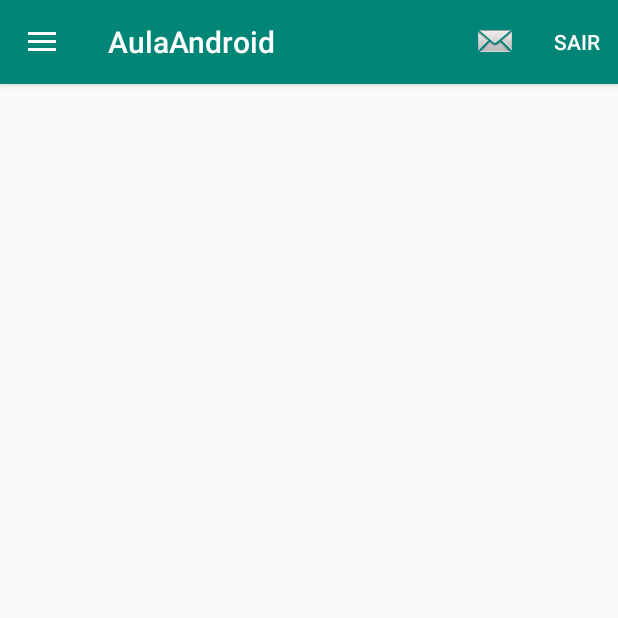
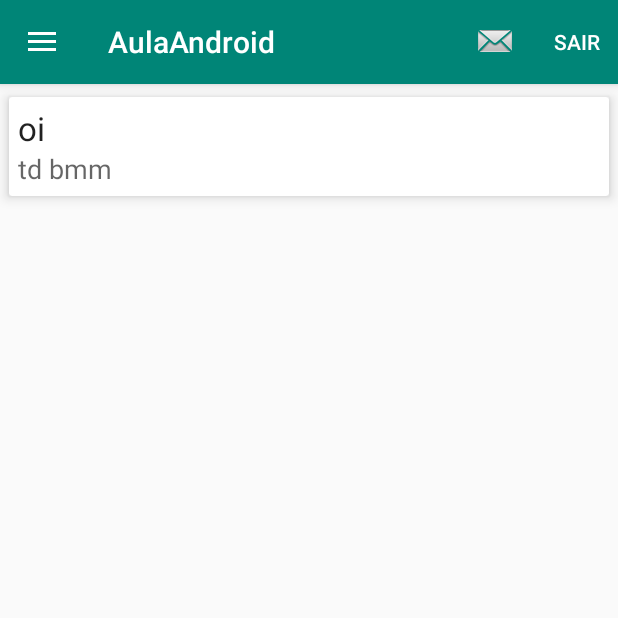
Before and after one commit to AnnaFragoso/AulaAndroid, an Android app: the MainActivity screen opened directly, with no data from a screen before it, on a phone screen of 412 x 824 dp, the top half of it. Run offline under Robolectric (Android 15) with nearby library versions, the phone set to English and light mode, and no system bars.

Commit message:
Inclusão de card teste, fragment lista como página principal

```diff
--- a/app/src/main/java/com/example/annafragoso/aulaandroid/AnotacaoFragment.java
+++ b/app/src/main/java/com/example/annafragoso/aulaandroid/AnotacaoFragment.java
@@ -51,8 +51,8 @@ public class AnotacaoFragment extends Fragment {
 
                 NotaSingleton.getInstance().setNota(nota);
 
-                /*Nota note = NotaSingleton.getInstance().getNota();
-                teste.setText(note.getTitulo());*/
+                Nota note = NotaSingleton.getInstance().getNota();
+                teste.setText(note.getTitulo());
 
                 Snackbar.make(v, "Anotação salva!", Snackbar.LENGTH_SHORT)
                         .setAction("Ação", null).show();
--- a/app/src/main/java/com/example/annafragoso/aulaandroid/ListaFragment.java
+++ b/app/src/main/java/com/example/annafragoso/aulaandroid/ListaFragment.java
@@ -14,11 +14,12 @@ import android.widget.TextView;
  * A simple {@link Fragment} subclass.
  */
 public class ListaFragment extends Fragment {
-    private ViewGroup mensagens;
+    private ViewGroup container;
 
     public ListaFragment() {
         // Required empty public constructor
     }
+
 
 
     @Override
@@ -27,22 +28,44 @@ public class ListaFragment extends Fragment {
         // Inflate the layout for this fragment
         View v = inflater.inflate(R.layout.fragment_lista, container, false);
 
-        mensagens = (ViewGroup) v.findViewById(R.id.container);
-        //addItem("Título 1", "Exemplo de mensagem.");
+        container = (ViewGroup) v.findViewById(R.id.container);
 
+
+        /*teste.setText(note.getTitulo());*/
+
+        /*addItem("oi", "tudo bem");
+
+        /*private void addItem(String textoTitulo, String textoMensagem) {*/
+
+
+            CardView cardView = (CardView) LayoutInflater.from(getActivity())
+                    .inflate(R.layout.card, container, false);
+            cardView.findViewById(R.id.titulo);
+            TextView titulo = (TextView) cardView.findViewById(R.id.titulo);
+            TextView mensagem = (TextView) cardView.findViewById(R.id.mensagem);
+            titulo.setText("oi");
+            mensagem.setText("td bmm");
+            container.addView(cardView);
+        /*}*/
 
         return v;
     }
+   /* Nota note = NotaSingleton.getInstance().getNota();
+    String textoTitulo = note.getTitulo();
+    String textoDescricao = note.getDescricao();*/
 
-    private void addItem(String textoDoTitulo, String textoDaMensagem) {
-        CardView cardView = (CardView) LayoutInflater.from(getActivity())
-                .inflate(R.layout.card, mensagens, false);
+    /*private void addItem(String textoTitulo, String textoMensagem) {
+
+
+       CardView cardView = (CardView) LayoutInflater.from(getActivity())
+                .inflate(R.layout.card, container, false);
+       cardView.findViewById(R.id.titulo);
         TextView titulo = (TextView) cardView.findViewById(R.id.titulo);
         TextView mensagem = (TextView) cardView.findViewById(R.id.mensagem);
-        titulo.setText(textoDoTitulo);
-        mensagem.setText(textoDaMensagem);
-        mensagens.addView(cardView);
-    }
+        titulo.setText(textoTitulo);
+        mensagem.setText(textoMensagem);
+        container.addView(cardView);
+    }*/
 
 
 
--- a/app/src/main/java/com/example/annafragoso/aulaandroid/MainActivity.java
+++ b/app/src/main/java/com/example/annafragoso/aulaandroid/MainActivity.java
@@ -28,6 +28,10 @@ public class MainActivity extends AppCompatActivity {
         super.onCreate(savedInstanceState);
         setContentView(R.layout.activity_main);
 
+        if(savedInstanceState == null) {
+            ListaFragment listaFrag = new ListaFragment();
+            getSupportFragmentManager().beginTransaction().replace(R.id.frag_container, listaFrag).commit();
+        }
        /* FloatingActionButton mEditButton =
                 (FloatingActionButton) findViewById(R.id.fabEdit);
         mEditButton.setOnClickListener(new View.OnClickListener() {
@@ -60,12 +64,12 @@ public class MainActivity extends AppCompatActivity {
                                     R.id.frag_container, fragment).commit();
                             return true;
                         }
-                        /*if (menuItem.getItemId() == R.id.action_lista) {
+                        if (menuItem.getItemId() == R.id.action_lista) {
                             ListaFragment fragment = new ListaFragment();
                             getSupportFragmentManager().beginTransaction().replace(
                                     R.id.frag_container, fragment).commit();
                             return true;
-                        }*/
+                        }
 
                         return false;
                     }
@@ -104,7 +108,7 @@ public class MainActivity extends AppCompatActivity {
             startActivity(intent);
         }
         if(item.getItemId() == R.id.action_lista) {
-            Intent intent = new Intent(MainActivity.this, ListaActivity.class);
+            Intent intent = new Intent(MainActivity.this, ListaFragment.class);
             startActivity(intent);
         }
 
--- a/app/src/main/res/layout/fragment_lista.xml
+++ b/app/src/main/res/layout/fragment_lista.xml
@@ -14,5 +14,17 @@
         android:textSize="24dp"
         android:layout_marginLeft="75dp"
         android:layout_marginTop="10dp"/>
+    <ScrollView
+        android:layout_width="match_parent"
+        android:layout_height="match_parent">
+        <LinearLayout
+            android:id="@+id/container"
+            android:layout_width="match_parent"
+            android:layout_height="match_parent"
+            android:orientation="vertical">
+        </LinearLayout>
+    </ScrollView>
+
+
 
 </FrameLayout>
```
Also changed, not shown: app/src/main/AndroidManifest.xml (+0 -7 lines), app/src/main/java/com/example/annafragoso/aulaandroid/ListaActivity.java (deleted, +0 -32 lines), app/src/main/res/layout/activity_lista.xml (deleted, +0 -24 lines).
